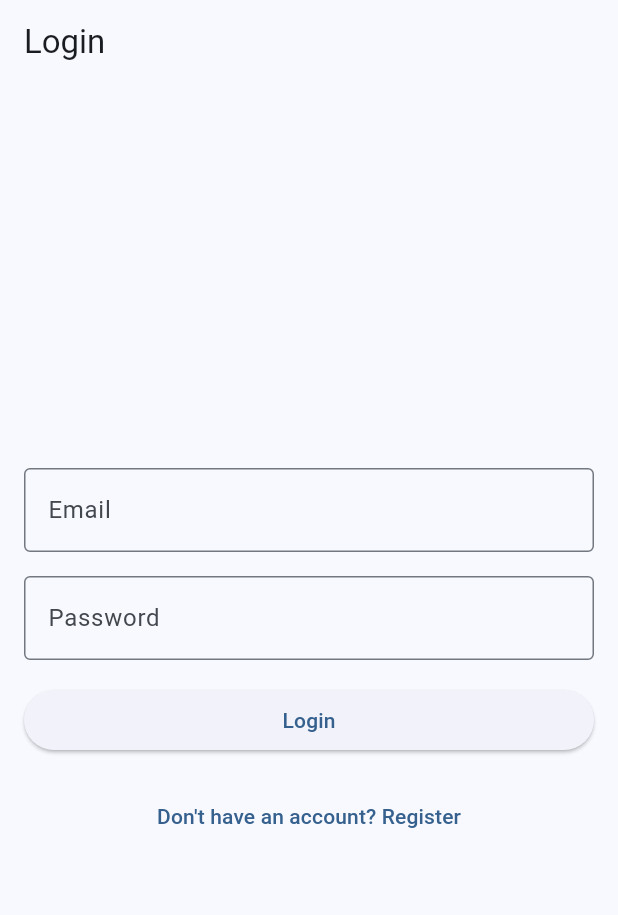
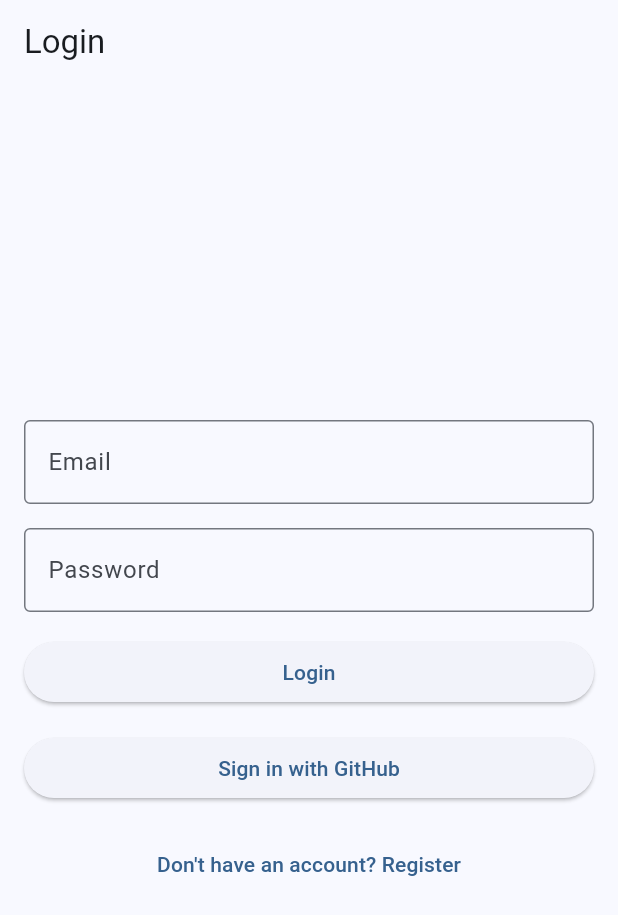
Before and after one commit to Nser-Katerji-Creator/Dart_Course, a Flutter app: the screen it shows after launch, on a phone screen of 412 x 824 dp. Shown: the top 915 px of the screen. Run offline on Flutter 3.47's test engine with Material 3 defaults, Android fonts, the phone set to English and light mode, and no system bars; our stand-ins replace bloc, cloud_firestore, equatable, firebase_auth, firebase_core, flutter_bloc and 1 more; accounts and stored records are empty.

Commit message:
uppgift 5_1

```diff
--- a/parking_app/lib/blocs/auth/auth_event.dart
+++ b/parking_app/lib/blocs/auth/auth_event.dart
@@ -48,3 +48,15 @@ class UpdateUser extends AuthEvent {
   @override
   List<Object?> get props => [personalNumber, person];
 }
+
+class GitHubSignInRequested extends AuthEvent {}
+
+class CompleteGitHubRegistration extends AuthEvent {
+  final String uid;
+  final String name;
+  final String email;
+  final String personalNumber;
+  const CompleteGitHubRegistration({required this.uid, required this.name, required this.email, required this.personalNumber});
+  @override
+  List<Object?> get props => [uid, name, email, personalNumber];
+}
--- a/parking_app/lib/blocs/auth/auth_state.dart
+++ b/parking_app/lib/blocs/auth/auth_state.dart
@@ -42,3 +42,12 @@ class AuthOperationSuccess extends AuthState {
 }
 
 class LoggedOut extends AuthState {}
+
+class AuthRequirePersonalNumber extends AuthState {
+  final String uid;
+  final String name;
+  final String email;
+  const AuthRequirePersonalNumber(this.uid, this.name, this.email);
+  @override
+  List<Object?> get props => [uid, name, email];
+}
--- a/parking_app/lib/screens/login_screen.dart
+++ b/parking_app/lib/screens/login_screen.dart
@@ -31,11 +31,11 @@ class _LoginScreenState extends State<LoginScreen> {
     return Scaffold(
       appBar: AppBar(title: const Text('Login')),
       body: BlocConsumer<AuthBloc, AuthState>(
-        listener: (context, state) {
+        listener: (context, state) async {
           if (state is AuthFailure) {
             ScaffoldMessenger.of(context).showSnackBar(
               SnackBar(
-                content: Text('Login Failed: ${state.error}'),
+                content: Text('Login Failed: \\${state.error}'),
                 backgroundColor: Theme.of(context).colorScheme.error,
               ),
             );
@@ -46,6 +46,45 @@ class _LoginScreenState extends State<LoginScreen> {
             Navigator.of(context).pushReplacement(
               MaterialPageRoute(builder: (context) => const HomeScreen()),
             );
+          } else if (state is AuthRequirePersonalNumber) {
+            // Prompt for personal number and dispatch CompleteGitHubRegistration
+            final personalNumber = await showDialog<String>(
+              context: context,
+              barrierDismissible: false,
+              builder: (context) {
+                final controller = TextEditingController();
+                return AlertDialog(
+                  title: const Text('Complete Registration'),
+                  content: TextField(
+                    controller: controller,
+                    decoration: const InputDecoration(
+                      labelText: 'Personal Number',
+                      hintText: 'YYYYMMDD-XXXX',
+                    ),
+                  ),
+                  actions: [
+                    TextButton(
+                      onPressed: () {
+                        if (controller.text.trim().isNotEmpty) {
+                          Navigator.of(context).pop(controller.text.trim());
+                        }
+                      },
+                      child: const Text('Submit'),
+                    ),
+                  ],
+                );
+              },
+            );
+            if (personalNumber != null && personalNumber.isNotEmpty) {
+              context.read<AuthBloc>().add(
+                CompleteGitHubRegistration(
+                  uid: state.uid,
+                  name: state.name,
+                  email: state.email,
+                  personalNumber: personalNumber,
+                ),
+              );
+            }
           }
         },
         builder: (context, state) {
@@ -122,6 +161,15 @@ class _LoginScreenState extends State<LoginScreen> {
                         : const Text('Login'),
                   ),
                   const SizedBox(height: 16),
+                  ElevatedButton(
+                    onPressed: isLoading
+                        ? null
+                        : () {
+                            context.read<AuthBloc>().add(GitHubSignInRequested());
+                          },
+                    child: const Text('Sign in with GitHub'),
+                  ),
+                  const SizedBox(height: 16),
                   TextButton(
                     onPressed: isLoading
                         ? null
--- /dev/null
+++ b/parking_app/pubspec_additions.yaml
@@ -0,0 +1,2 @@
+# Add firebase_auth_oauth for GitHub sign-in
+firebase_auth_oauth: ^1.2.5
```
Also changed, not shown: parking_app/lib/blocs/auth/auth_bloc.dart (+46 -1 lines), parking_app/lib/repositories/firebase_person_repository.dart (+16 -0 lines), parking_app/lib/screens/parking_history_screen.dart (+2 -6 lines), parking_app/lib/services/firebase_auth_repository.dart (+15 -0 lines), parking_app/assets/github_logo.png (added), 5 other files.
